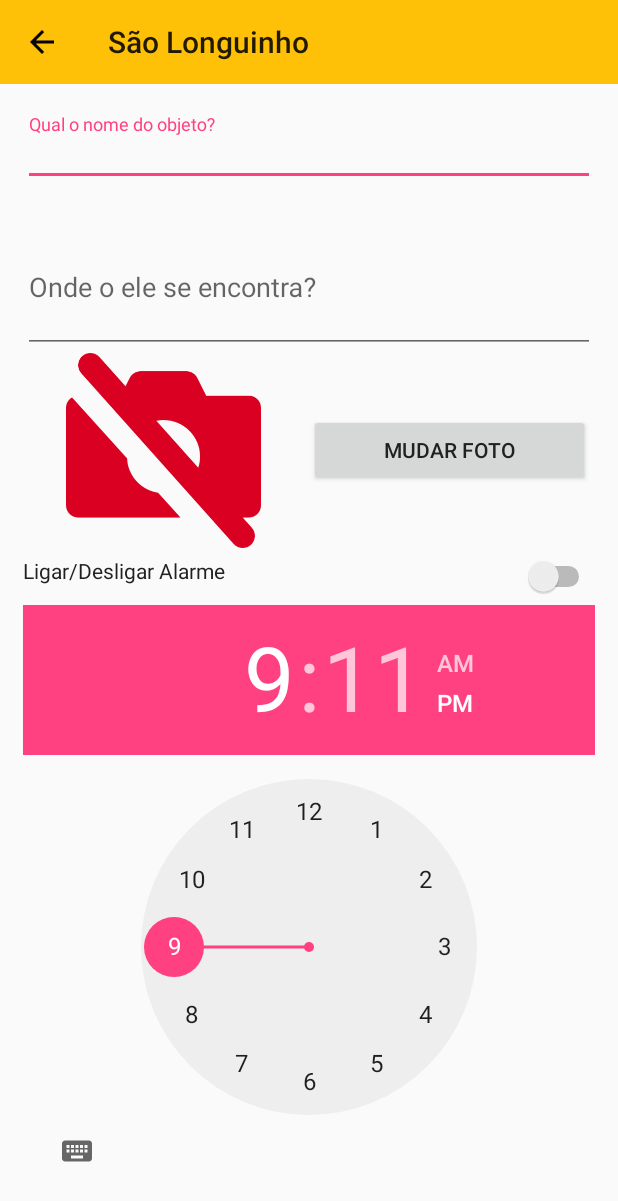
After one commit to FelipeGualberto/Sao-Longuinho-App, an Android app: the ObjectActivity screen opened directly, with no data from a screen before it, on a phone screen of 412 x 824 dp. The commit adds this screen. Shown: the top 1201 px of the screen. Run offline under Robolectric (Android 15) with nearby library versions, the phone set to English and light mode, and no system bars; our stand-ins replace data binding; libraries missing offline, so code that uses them is left out: com.parse.

Commit message:
Basic Integration of Backend: Add Object. List Objects. Basic Login.

```diff
--- a/app/src/main/AndroidManifest.xml
+++ b/app/src/main/AndroidManifest.xml
@@ -25,7 +25,7 @@
         </activity>
         <activity android:name=".about.AboutActivity">
         </activity>
-        <activity android:name=".edit.EditObjectActivity">
+        <activity android:name=".object.ObjectActivity">
         </activity>
         <activity android:name=".help.HelpActivity">
         </activity>
--- /dev/null
+++ b/app/src/main/java/com/org/saolonguinho/object/ObjectActivity.java
@@ -0,0 +1,63 @@
+package com.org.saolonguinho.object;
+
+import android.app.ProgressDialog;
+import android.content.Context;
+import android.content.Intent;
+import android.databinding.DataBindingUtil;
+import android.support.v7.app.AppCompatActivity;
+import android.os.Bundle;
+import android.view.View;
+
+import com.org.saolonguinho.R;
+import com.org.saolonguinho.databinding.ActivityObjectBinding;
+import com.org.saolonguinho.shared.models.Objects;
+import com.parse.ParseException;
+import com.parse.ParseUser;
+import com.parse.SaveCallback;
+
+import java.util.Date;
+
+public class ObjectActivity extends AppCompatActivity {
+    ActivityObjectBinding activityObjectBinding;
+    ProgressDialog progressDialog;
+
+    public static Intent createIntent(Context context) {
+        Intent intent = new Intent(context, ObjectActivity.class);
+        return intent;
+    }
+
+    View.OnClickListener onNavigationClickListener = new View.OnClickListener() {
+        @Override
+        public void onClick(View v) {
+            save();
+            finish();
+        }
+    };
+
+    private void save() {
+        Objects objects = new Objects();
+        objects.setNameObject(activityObjectBinding.itemName.getText().toString());
+        objects.setLocation(activityObjectBinding.itemLocation.getText().toString(), new Date());
+        objects.setUser(ParseUser.getCurrentUser());
+        objects.saveInBackground(new SaveCallback() {
+            @Override
+            public void done(ParseException e) {
+
+            }
+        });
+    }
+
+    @Override
+    protected void onCreate(Bundle savedInstanceState) {
+        super.onCreate(savedInstanceState);
+        activityObjectBinding = DataBindingUtil.setContentView(this, R.layout.activity_object);
+        progressDialog = new ProgressDialog(getApplicationContext());
+        configureToolbar();
+    }
+
+    private void configureToolbar() {
+        activityObjectBinding.toolbar.setTitle(R.string.app_name);
+        activityObjectBinding.toolbar.setNavigationIcon(R.drawable.ic_arrow_back_black_24dp);
+        activityObjectBinding.toolbar.setNavigationOnClickListener(onNavigationClickListener);
+    }
+}
--- /dev/null
+++ b/app/src/main/res/layout/activity_object.xml
@@ -0,0 +1,118 @@
+<?xml version="1.0" encoding="utf-8"?>
+<layout xmlns:android="http://schemas.android.com/apk/res/android"
+        xmlns:tools="http://schemas.android.com/tools">
+
+    <LinearLayout
+        android:id="@+id/activity_edit_object"
+        android:layout_width="match_parent"
+        android:layout_height="match_parent"
+        android:background="#FAFAFA"
+        android:orientation="vertical"
+
+        tools:context="com.org.saolonguinho.object.ObjectActivity">
+
+        <android.support.v7.widget.Toolbar
+            android:id="@+id/toolbar"
+            android:layout_width="match_parent"
+            android:layout_height="?android:attr/actionBarSize"
+            android:background="#FFC107">
+        </android.support.v7.widget.Toolbar>
+
+        <ScrollView
+            android:layout_width="match_parent"
+            android:layout_height="wrap_content">
+
+
+            <LinearLayout
+                android:layout_width="match_parent"
+                android:layout_height="match_parent"
+                android:layout_marginLeft="15dp"
+                android:layout_marginRight="15dp"
+                android:layout_marginTop="20dp"
+                android:orientation="vertical">
+
+                <android.support.design.widget.TextInputLayout
+                    android:id="@+id/item_place_layout"
+                    android:layout_width="match_parent"
+                    android:layout_height="48dp"
+                    android:layout_centerHorizontal="true">
+
+                    <EditText
+                        android:id="@+id/item_name"
+                        android:layout_width="match_parent"
+                        android:layout_height="match_parent"
+                        android:ems="10"
+                        android:hint="Qual o nome do objeto?"
+                        android:text=""/>
+                </android.support.design.widget.TextInputLayout>
+
+                <android.support.design.widget.TextInputLayout
+                    android:layout_width="match_parent"
+                    android:layout_height="96dp"
+                    android:layout_marginTop="15dp">
+
+                    <EditText
+                        android:layout_width="match_parent"
+                        android:layout_height="match_parent"
+                        android:hint="Onde o ele se encontra?"
+                        android:text=""
+                        android:id="@+id/item_location"/>
+                </android.support.design.widget.TextInputLayout>
+
+                <LinearLayout
+                    android:layout_width="match_parent"
+                    android:layout_height="wrap_content">
+
+                    <FrameLayout
+                        android:layout_width="0dp"
+                        android:layout_height="wrap_content"
+                        android:layout_weight="1">
+
+                        <ImageView
+                            android:layout_width="130dp"
+                            android:layout_height="130dp"
+                            android:layout_gravity="center"
+                            android:src="@drawable/no_photo_red"
+                            android:id="@+id/iv_photo"/>
+                    </FrameLayout>
+
+                    <Button
+                        android:layout_width="0dp"
+                        android:layout_height="wrap_content"
+                        android:layout_gravity="center"
+                        android:layout_marginLeft="3dp"
+                        android:layout_marginRight="3dp"
+                        android:layout_weight="1"
+                        android:text="Mudar Foto"
+                        android:id="@+id/btn_change_photo"/>
+
+                </LinearLayout>
+
+                <LinearLayout
+                    android:layout_width="match_parent"
+                    android:layout_height="wrap_content"
+                    android:layout_marginTop="5dp">
+
+                    <TextView
+                        android:layout_width="0dp"
+                        android:layout_height="wrap_content"
+                        android:layout_weight="1"
+                        android:text="Ligar/Desligar Alarme"/>
+
+                    <Switch
+                        android:layout_width="0dp"
+                        android:layout_height="wrap_content"
+                        android:layout_gravity="center"
+                        android:layout_weight="1"/>
+                </LinearLayout>
+
+                <TimePicker
+                    android:layout_width="match_parent"
+                    android:layout_height="wrap_content"
+                    android:layout_gravity="center"
+                    android:layout_marginBottom="10dp"
+                    android:layout_marginTop="5dp"></TimePicker>
+            </LinearLayout>
+        </ScrollView>
+    </LinearLayout>
+</layout>
--- a/app/src/main/res/layout/item.xml
+++ b/app/src/main/res/layout/item.xml
@@ -31,6 +31,7 @@
                 android:orientation="vertical">
 
                 <TextView
+                    android:id="@+id/name"
                     android:layout_width="match_parent"
                     android:layout_height="wrap_content"
                     android:layout_weight="1"
@@ -38,6 +39,7 @@
                     android:textStyle="normal|bold"/>
 
                 <TextView
+                    android:id="@+id/location"
                     android:layout_width="match_parent"
                     android:layout_height="wrap_content"
                     android:layout_weight="8"
```
Also changed, not shown: app/src/main/java/com/org/saolonguinho/ApplicationSaoLonguinho.java (+15 -0 lines), app/src/main/java/com/org/saolonguinho/MainActivity.java (+25 -12 lines), app/src/main/java/com/org/saolonguinho/edit/EditObjectActivity.java (deleted, +0 -20 lines), app/src/main/java/com/org/saolonguinho/list/ListObjectsAdapter.java (+10 -4 lines), app/src/main/java/com/org/saolonguinho/list/ListObjectsFragment.java (+36 -11 lines), app/src/main/java/com/org/saolonguinho/login/LoginActivity.java (+26 -3 lines), app/src/main/java/com/org/saolonguinho/shared/models/Objects.java (+37 -6 lines), app/src/main/java/com/org/saolonguinho/shared/models/Usuario.java (+5 -3 lines), app/src/main/res/layout/activity_edit_object.xml (deleted, +0 -81 lines), app/src/main/res/drawable-xhdpi/no_photo_red.png (added).
